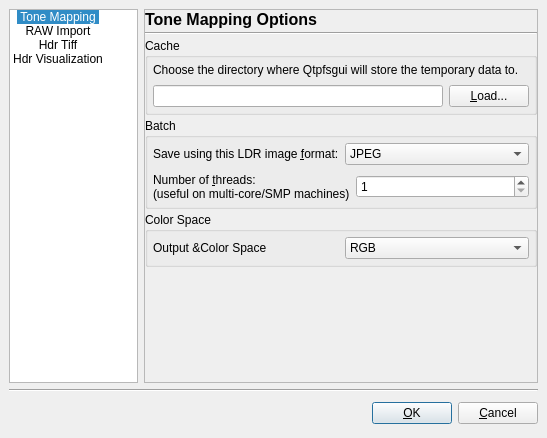
Old version of the form forms/options.ui in the repository LuminanceHDR/LuminanceHDR.
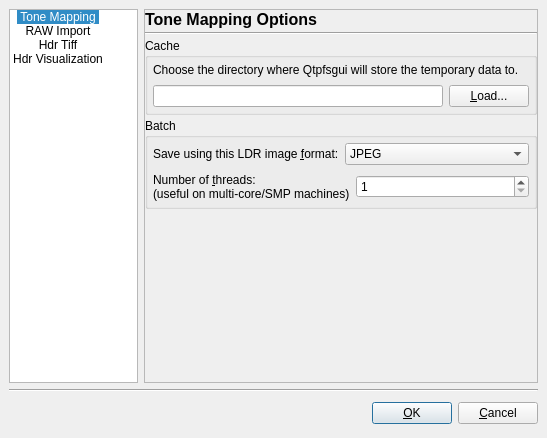
New version of the form. Icons and pictures are not drawn.

The edit to the form file:
```diff
--- a/forms/options.ui
+++ b/forms/options.ui
@@ -318,42 +318,6 @@
            </layout>
           </widget>
          </item>
-         <item>
-          <widget class="QGroupBox" name="groupBox_9" >
-           <property name="title" >
-            <string>Color Space</string>
-           </property>
-           <layout class="QHBoxLayout" >
-            <property name="margin" >
-             <number>5</number>
-            </property>
-            <property name="spacing" >
-             <number>8</number>
-            </property>
-            <item>
-             <widget class="QLabel" name="label_15" >
-              <property name="text" >
-               <string>Output &amp;Color Space</string>
-              </property>
-             </widget>
-            </item>
-            <item>
-             <widget class="QComboBox" name="outColorSpaceCB" >
-              <item>
-               <property name="text" >
-                <string>RGB</string>
-               </property>
-              </item>
-              <item>
-               <property name="text" >
-                <string>sRGB</string>
-               </property>
-              </item>
-             </widget>
-            </item>
-           </layout>
-          </widget>
-         </item>
          <item>
           <spacer>
            <property name="orientation" >
```
